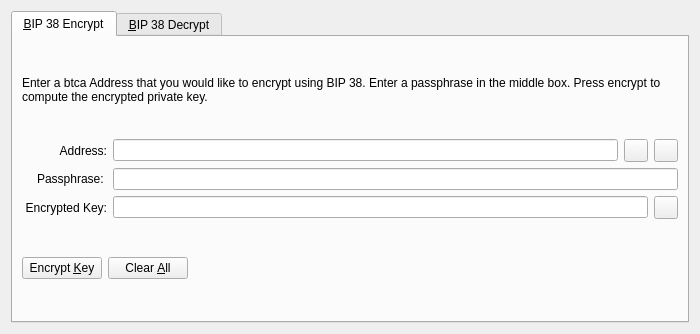
The window that src/qt/forms/bip38tooldialog.ui (bitcoininfinity/btci) describes before a commit, drawn with Qt 5.
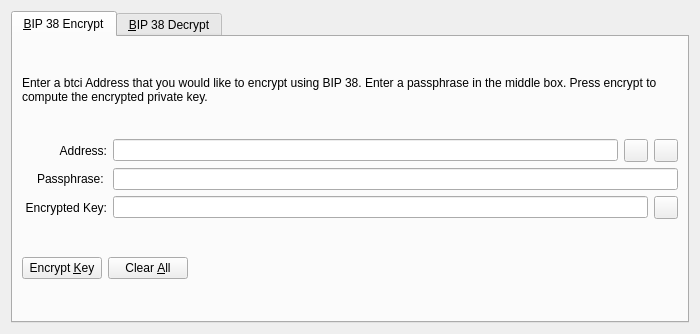
The same window after the commit. The open tabs and pages were chosen to show the change. Icons and pictures are not drawn. Custom widgets are drawn as their Qt base class.

What changed in the file:
```diff
--- a/src/qt/forms/bip38tooldialog.ui
+++ b/src/qt/forms/bip38tooldialog.ui
@@ -30,7 +30,7 @@
        <item>
         <widget class="QLabel" name="infoLabel_ENC">
          <property name="text">
-          <string>Enter a btca Address that you would like to encrypt using BIP 38. Enter a passphrase in the middle box. Press encrypt to compute the encrypted private key.</string>
+          <string>Enter a btci Address that you would like to encrypt using BIP 38. Enter a passphrase in the middle box. Press encrypt to compute the encrypted private key.</string>
          </property>
          <property name="textFormat">
           <enum>Qt::PlainText</enum>
```
Left out of the diff: 22 changed lines with no effect on the pictures.
